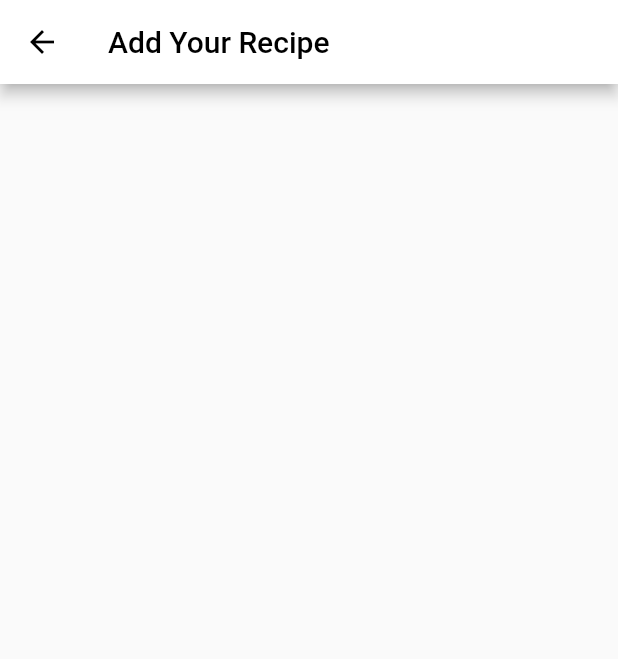
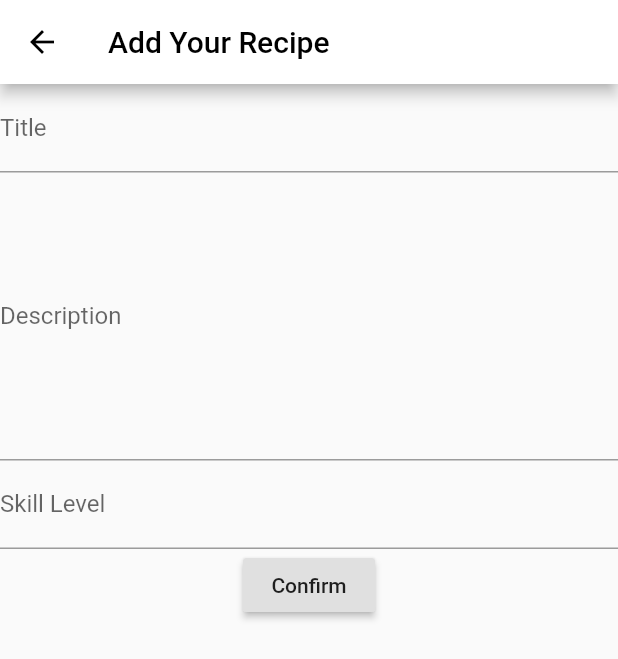
Before and after one commit to maxoja/winter-project-2018, a Flutter app: the ProfilePage screen opened directly, after a tap on the "add" icon, on a phone screen of 412 x 824 dp. Shown: the top 659 px of the screen. Run offline on Flutter 3.47's test engine with Material 2 defaults, Android fonts, the phone set to English and light mode, and no system bars.

Commit message:
[ Refine Recipe ][ Implement Add Recipe ][ Debug default name issue ]

```diff
--- a/cooking_app_flutter/lib/models/recipe.dart
+++ b/cooking_app_flutter/lib/models/recipe.dart
@@ -9,24 +9,28 @@ class Recipe {
 
   final User owner;
   final String title;
-  final String ingredients;
-  final String instructions;
-  final int score;
+  final String description;
+  final int difficulty;
+  final int likes;
+  final int dislikes;
 
-  Recipe(this.owner, this.title, this.ingredients, this.instructions, this.score);
-  Recipe.mock():this(User.mock(), 'ttitle', 'tingre', 'tinstructions', 0);
+  Recipe(this.owner, this.title, this.description, this.difficulty, this.likes,
+      this.dislikes);
+  Recipe.mock() : this(User.mock(), 'ttitle', 'tdescription', 1, 0, 0);
   Recipe.fromJson(Map<String, dynamic> json)
       : owner = User.fromJson(json['owner']),
         title = json['title'],
-        ingredients = json['ingredients'],
-        instructions = json['instructions'],
-        score = json['score'];
+        description = json['description'],
+        difficulty = json['difficulty'],
+        likes = json['likes'],
+        dislikes = json['dislikes'];
 
   Map<String, dynamic> toJson() => {
-    'owner': owner.toJson(),
-    'title': title,
-    'ingredients': ingredients,
-    'instructions' : instructions,
-    'score' : score
-  };
+        'owner': owner.toJson(),
+        'title': title,
+        'description': description,
+        'difficulty': difficulty,
+        'likes': likes,
+        'dislikes': dislikes,
+      };
 }
--- a/cooking_app_flutter/lib/models/user.dart
+++ b/cooking_app_flutter/lib/models/user.dart
@@ -22,4 +22,9 @@ class User {
     'id':id,
     'name':name,
   };
+
+  @override
+    String toString() {
+      return toJson().toString();
+    }
 }
--- a/cooking_app_flutter/lib/pages/add.dart
+++ b/cooking_app_flutter/lib/pages/add.dart
@@ -2,8 +2,23 @@ import 'package:flutter/material.dart';
 import 'package:scoped_model/scoped_model.dart';
 
 import '../scoped_models/app.dart';
+import '../models/recipe.dart';
+import '../api.dart' as api;
+import 'recipe.dart';
 
-class AddPage extends StatelessWidget {
+class AddPage extends StatefulWidget {
+  @override
+  State<StatefulWidget> createState() {
+    return _AddPageState();
+  }
+}
+
+class _AddPageState extends State<AddPage> {
+  String _title;
+  String _description; //instruction and ingredient
+  int _difficulty;
+  GlobalKey<FormState> _formKey = GlobalKey();
+
   @override
   Widget build(BuildContext context) {
     return ScopedModelDescendant(
@@ -18,7 +33,85 @@ class AddPage extends StatelessWidget {
             ),
             backgroundColor: Colors.white,
           ),
-          body: Column(),
+          body: Form(
+              key: _formKey,
+              child: Column(
+                children: <Widget>[
+                  TextFormField(
+                    decoration: InputDecoration(
+                      labelText: 'Title',
+                    ),
+                    onSaved: (String val) {
+                      _title = val.trim();
+                    },
+                    validator: (String val) {
+                      if (val.trim().length < 3)
+                        return 'title must long enough';
+                      if (val.trim().length > 30) return 'title too long';
+                    },
+                  ),
+                  TextFormField(
+                    decoration: InputDecoration(
+                      labelText: 'Description',
+                    ),
+                    maxLines: 8,
+                    onSaved: (String val) {
+                      _description = val.trim();
+                    },
+                    validator: (String val) {
+                      if (val.trim().length < 10)
+                        return 'title must long enough';
+                      if (val.trim().length > 500) return 'title too long';
+                    },
+                  ),
+                  TextFormField(
+                    decoration: InputDecoration(
+                      labelText: 'Skill Level',
+                    ),
+                    onSaved: (String val) {
+                      _difficulty = int.parse(val.trim());
+                    },
+                    validator: (String val) {
+                      int n = int.tryParse(val);
+                      if (n == null) return 'must be a number';
+                      if (n == 10) return null;
+                      if (n < 0 || n > 2) return 'number out of skill range';
+                    },
+                  ),
+                  RaisedButton(
+                    child: Text('Confirm'),
+                    onPressed: () {
+                      if (_formKey.currentState.validate()) {
+                        _formKey.currentState.save();
+                        api.callPostRecipe(
+                          model.user.id,
+                          model.token,
+                          _title,
+                          'assets/temp_food.jpg',
+                          _difficulty,
+                          success: (Map responseMap) {
+                            Recipe newRecipe = Recipe(model.user, _title,
+                                _description, _difficulty, 0, 0);
+                            model.addUserRecipe(newRecipe);
+                            // Navigator.pop(context);
+                            // Navigator.push(context, MaterialPageRoute(builder: (context){
+                            //   return RecipePage(newRecipe);
+                            // }));
+                            int i = 0;
+                            Navigator.pushAndRemoveUntil(context, MaterialPageRoute(builder: (context){
+                              return RecipePage(newRecipe);
+                            }), (Route route){
+                              i += 1;
+                              return i >= 2;
+                            });
+                          },
+                          failed: (String error) {},
+                        );
+                      }
+                    },
+                  ),
+                ],
+              )),
         );
       },
     );
--- a/cooking_app_flutter/lib/scoped_models/app.dart
+++ b/cooking_app_flutter/lib/scoped_models/app.dart
@@ -44,6 +44,10 @@ class AppModel extends Model {
     notifyListeners();
   }
 
+void addUserRecipe(Recipe newRecipe){
+  _userRecipes.add(newRecipe);
+  notifyListeners();
+}
     void setSearchedRecipes(List<Recipe> newRecipes) {
       _userRecipes = List.from(newRecipes);
       notifyListeners();
--- a/cooking_app_flutter/lib/widgets/recipe_grid.dart
+++ b/cooking_app_flutter/lib/widgets/recipe_grid.dart
@@ -46,11 +46,10 @@ class _RecipeCard extends StatelessWidget {
           children: <Widget>[
             TinyUserBand(recipe.owner),
             Divider(),
-            Text(recipe.ingredients),
+            Text(recipe.description),
+            Text(recipe.difficulty.toString()),
             Divider(),
-            Text(recipe.instructions),
-            Divider(),
-            Text(recipe.score.toString()),
+            Text('${recipe.likes} - ${recipe.dislikes}'),
           ],
         ),
         onPressed: () => _onPressedCard(context),
--- a/cooking_app_flutter/lib/widgets/user_band.dart
+++ b/cooking_app_flutter/lib/widgets/user_band.dart
@@ -12,7 +12,7 @@ class TinyUserBand extends StatelessWidget {
       return Row(
         children: <Widget>[
           CircleAvatar(backgroundImage: AssetImage(user.imageUrl),),
-          Text(user.id),
+          Text(user.name),
         ],
       );
     }
@@ -29,7 +29,7 @@ class EpicUserBand extends StatelessWidget {
       return Row(
         children: <Widget>[
           CircleAvatar(backgroundImage: AssetImage(user.imageUrl),radius: 50,),
-          Text(user.id),
+          Text(user.name),
         ],
       );
     }
```
Also changed, not shown: cooking_app_flutter/lib/api.dart (+19 -6 lines), cooking_app_flutter/lib/pages/init_account.dart (+42 -21 lines), cooking_app_flutter/lib/pages/recipe.dart (+5 -3 lines).
